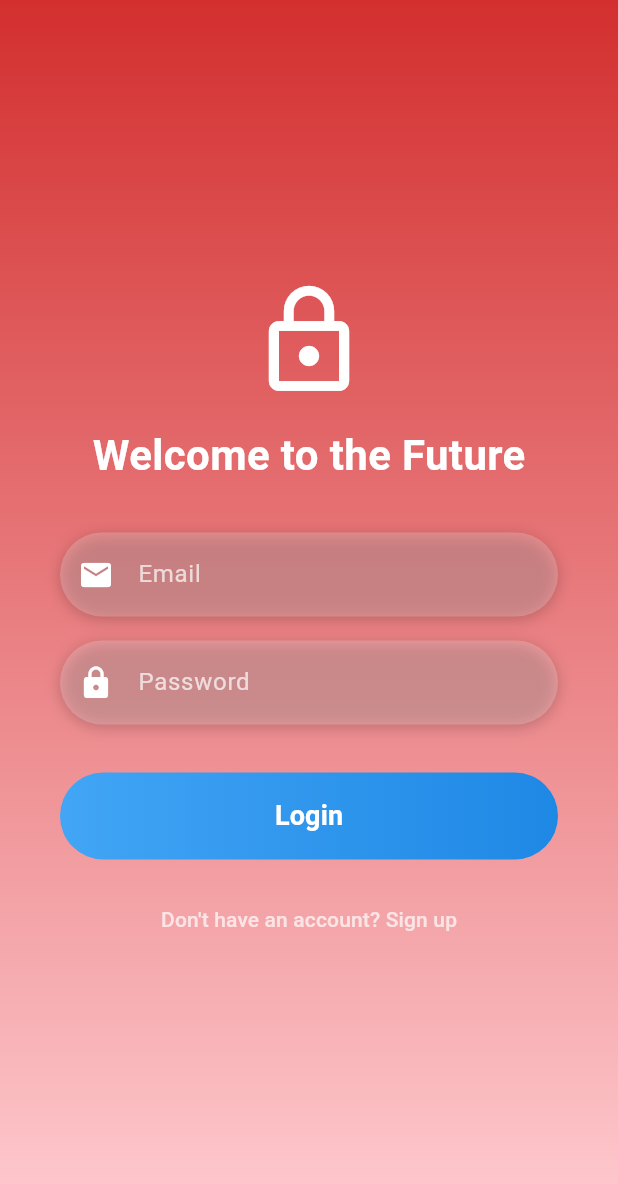
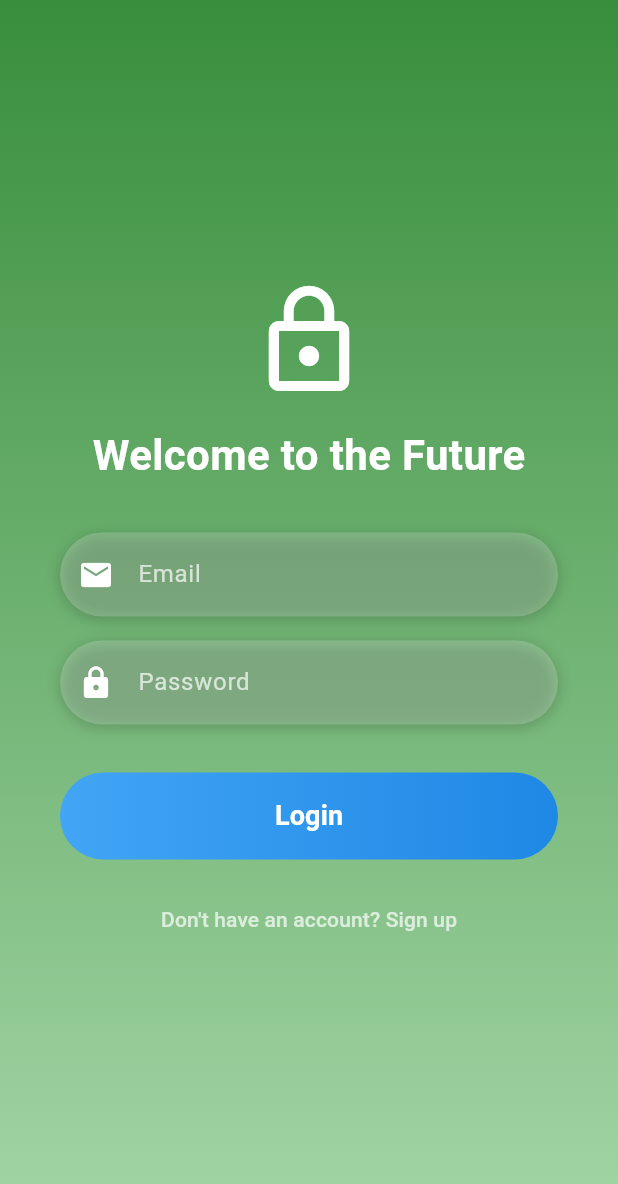
Before and after one commit to could-ai/019827b2-146c-7610-940e-a25455172f04, a Flutter app: the screen it shows after launch, on a phone screen of 412 x 824 dp. Shown: the top 1184 px of the screen. Run offline on Flutter 3.47's test engine with Material 3 defaults, Android fonts, the phone set to English and light mode, and no system bars; our stand-ins replace supabase_flutter; accounts and stored records are empty.

Commit message:
Change login page background to green gradient.

```diff
--- a/usr/lib/pages/login_page.dart
+++ b/usr/lib/pages/login_page.dart
@@ -55,8 +55,8 @@ class _LoginPageState extends State<LoginPage> {
             begin: Alignment.topCenter,
             end: Alignment.bottomCenter,
             colors: [
-              Color(0xFFD32F2F), // Deep Red
-              Color(0xFFFFCDD2), // Light Red
+              Color(0xFF388E3C), // Deep Green
+              Color(0xFFA5D6A7), // Light Green
             ],
           ),
         ),
```
